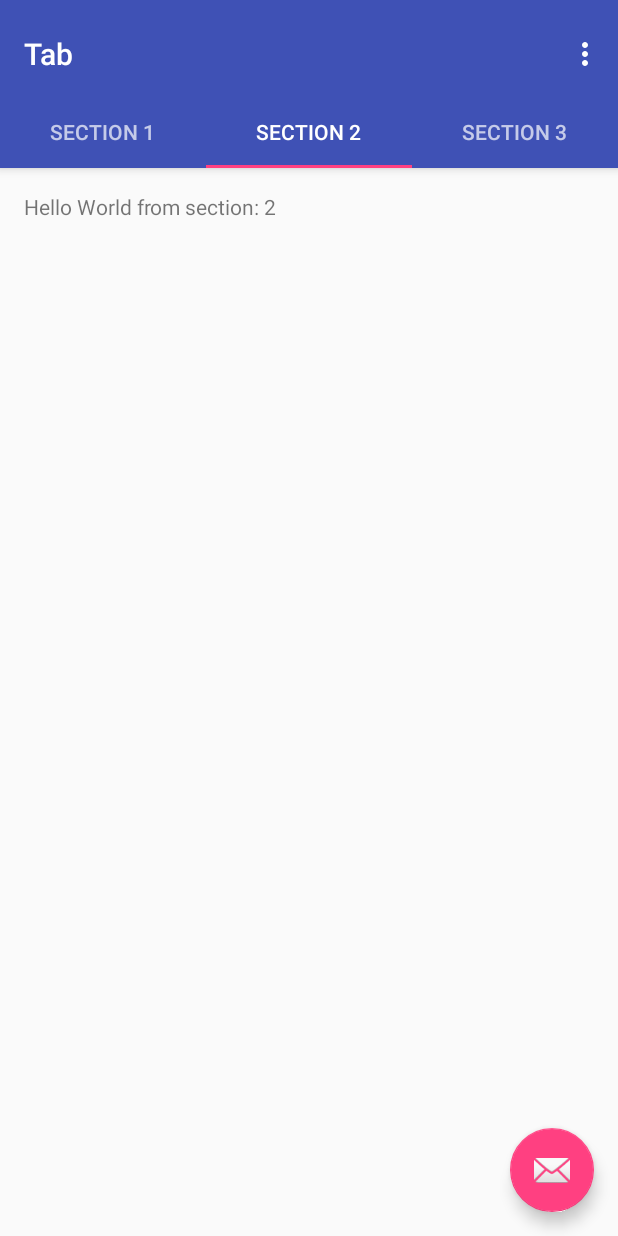
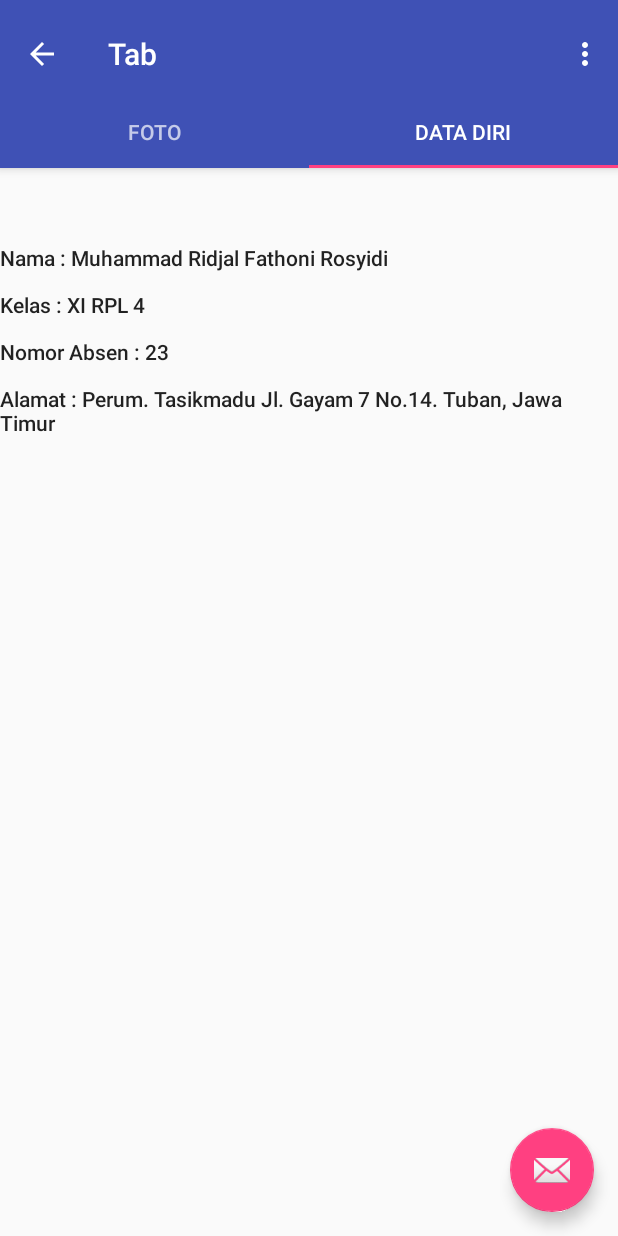
Before and after one commit to ridjalfathoni/RemidiUTS, an Android app: the Tab screen opened directly, with no data from a screen before it, tab 2 chosen, on a phone screen of 412 x 824 dp. Run offline under Robolectric (Android 15) with nearby library versions, the phone set to English and light mode, and no system bars.

Commit message:
Add Content

```diff
--- a/app/build.gradle
+++ b/app/build.gradle
@@ -26,5 +26,6 @@ dependencies {
     })
     compile 'com.android.support:appcompat-v7:25.3.1'
     compile 'com.android.support:design:25.3.1'
+    compile 'com.android.support:support-v4:25.3.1'
     testCompile 'junit:junit:4.12'
 }
--- /dev/null
+++ b/app/src/main/java/xir4n23/remidiuts/telkomschid/remidiuts/Bio.java
@@ -0,0 +1,29 @@
+package xir4n23.remidiuts.telkomschid.remidiuts;
+
+
+import android.os.Bundle;
+import android.support.v4.app.Fragment;
+import android.view.LayoutInflater;
+import android.view.View;
+import android.view.ViewGroup;
+
+
+/**
+ * A simple {@link Fragment} subclass.
+ */
+public class Bio extends Fragment {
+
+
+    public Bio() {
+        // Required empty public constructor
+    }
+
+
+    @Override
+    public View onCreateView(LayoutInflater inflater, ViewGroup container,
+                             Bundle savedInstanceState) {
+        // Inflate the layout for this fragment
+        return inflater.inflate(R.layout.fragment_bio, container, false);
+    }
+
+}
--- /dev/null
+++ b/app/src/main/java/xir4n23/remidiuts/telkomschid/remidiuts/Foto.java
@@ -0,0 +1,29 @@
+package xir4n23.remidiuts.telkomschid.remidiuts;
+
+
+import android.os.Bundle;
+import android.support.v4.app.Fragment;
+import android.view.LayoutInflater;
+import android.view.View;
+import android.view.ViewGroup;
+
+
+/**
+ * A simple {@link Fragment} subclass.
+ */
+public class Foto extends Fragment {
+
+
+    public Foto() {
+        // Required empty public constructor
+    }
+
+
+    @Override
+    public View onCreateView(LayoutInflater inflater, ViewGroup container,
+                             Bundle savedInstanceState) {
+        // Inflate the layout for this fragment
+        return inflater.inflate(R.layout.fragment_foto, container, false);
+    }
+
+}
--- a/app/src/main/java/xir4n23/remidiuts/telkomschid/remidiuts/Tab.java
+++ b/app/src/main/java/xir4n23/remidiuts/telkomschid/remidiuts/Tab.java
@@ -61,6 +61,8 @@ public class Tab extends AppCompatActivity {
             }
         });
 
+        getSupportActionBar().setDisplayHomeAsUpEnabled(true);
+
     }
 
 
@@ -80,6 +82,9 @@ public class Tab extends AppCompatActivity {
 
         //noinspection SimplifiableIfStatement
         if (id == R.id.action_settings) {
+            return true;
+        } else if (id == android.R.id.home) {
+            onBackPressed();
             return true;
         }
 
@@ -135,24 +140,29 @@ public class Tab extends AppCompatActivity {
         public Fragment getItem(int position) {
             // getItem is called to instantiate the fragment for the given page.
             // Return a PlaceholderFragment (defined as a static inner class below).
-            return PlaceholderFragment.newInstance(position + 1);
+            if (position == 0) {
+                return new Foto();
+            } else if (position == 1) {
+                return new Bio();
+            } else {
+                return PlaceholderFragment.newInstance(position + 1);
+            }
+
         }
 
         @Override
         public int getCount() {
             // Show 3 total pages.
-            return 3;
+            return 2;
         }
 
         @Override
         public CharSequence getPageTitle(int position) {
             switch (position) {
                 case 0:
-                    return "SECTION 1";
+                    return "FOTO";
                 case 1:
-                    return "SECTION 2";
-                case 2:
-                    return "SECTION 3";
+                    return "DATA DIRI";
             }
             return null;
         }
--- /dev/null
+++ b/app/src/main/res/layout/fragment_bio.xml
@@ -0,0 +1,43 @@
+<LinearLayout xmlns:android="http://schemas.android.com/apk/res/android"
+    xmlns:tools="http://schemas.android.com/tools"
+    android:layout_width="match_parent"
+    android:layout_height="match_parent"
+    android:orientation="vertical"
+    tools:context="xir4n23.remidiuts.telkomschid.remidiuts.Bio">
+
+    <!-- TODO: Update blank fragment layout -->
+
+
+    <TextView
+        android:id="@+id/nama"
+        android:layout_width="match_parent"
+        android:layout_height="wrap_content"
+        android:layout_marginTop="50dp"
+        android:text="Nama : Muhammad Ridjal Fathoni Rosyidi"
+        android:textAppearance="@style/TextAppearance.AppCompat.Body2" />/>
+
+    <TextView
+        android:id="@+id/kelas"
+        android:layout_width="match_parent"
+        android:layout_height="wrap_content"
+        android:layout_marginTop="12dp"
+        android:text="Kelas : XI RPL 4"
+        android:textAppearance="@style/TextAppearance.AppCompat.Body2" />/>
+
+    <TextView
+        android:id="@+id/no"
+        android:layout_width="match_parent"
+        android:layout_height="wrap_content"
+        android:layout_marginTop="12dp"
+        android:text="Nomor Absen : 23"
+        android:textAppearance="@style/TextAppearance.AppCompat.Body2" />/>
+
+    <TextView
+        android:id="@+id/alamat"
+        android:layout_width="match_parent"
+        android:layout_height="wrap_content"
+        android:layout_marginTop="12dp"
+        android:text="Alamat : Perum. Tasikmadu Jl. Gayam 7 No.14. Tuban, Jawa Timur"
+        android:textAppearance="@style/TextAppearance.AppCompat.Body2" />/>
+
+</LinearLayout>
--- a/app/src/main/res/values/strings.xml
+++ b/app/src/main/res/values/strings.xml
@@ -10,4 +10,7 @@
 
     <string name="navigation_drawer_open">Open navigation drawer</string>
     <string name="navigation_drawer_close">Close navigation drawer</string>
+
+    <!-- TODO: Remove or change this placeholder text -->
+    <string name="hello_blank_fragment">Hello blank fragment</string>
 </resources>
```
Also changed, not shown: app/src/main/java/xir4n23/remidiuts/telkomschid/remidiuts/Drawer.java (+15 -11 lines), app/src/main/java/xir4n23/remidiuts/telkomschid/remidiuts/Spin.java (+11 -4 lines), app/src/main/java/xir4n23/remidiuts/telkomschid/remidiuts/Swipe.java (+12 -6 lines), app/src/main/res/layout/content_drawer.xml (+2 -7 lines), app/src/main/res/layout/fragment_foto.xml (added, +16 -0 lines), app/src/main/res/menu/activity_drawer_drawer.xml (+3 -22 lines), app/src/main/res/drawable-v21/foto.jpg (added).
